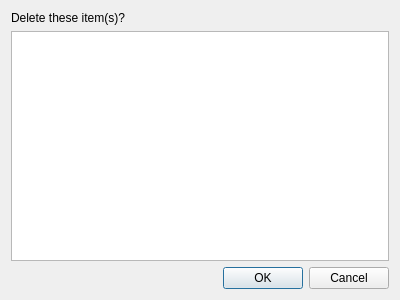
First picture: the form in src/som_gui/qt_designs/delete_request.ui, repository c-mellueh/SOM-Toolkit, before the edit.
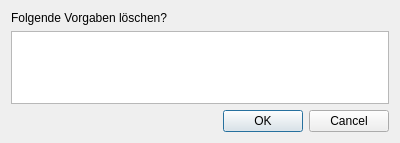
Second picture: the form after the edit.

```diff
--- a/src/som_gui/qt_designs/delete_request.ui
+++ b/src/som_gui/qt_designs/delete_request.ui
@@ -7,7 +7,7 @@
     <x>0</x>
     <y>0</y>
     <width>400</width>
-    <height>300</height>
+    <height>143</height>
    </rect>
   </property>
   <property name="windowTitle">
@@ -17,7 +17,7 @@
    <item>
     <widget class="QLabel" name="label">
      <property name="text">
-      <string>Delete these item(s)?</string>
+      <string>Folgende Vorgaben löschen?</string>
      </property>
     </widget>
    </item>
```
